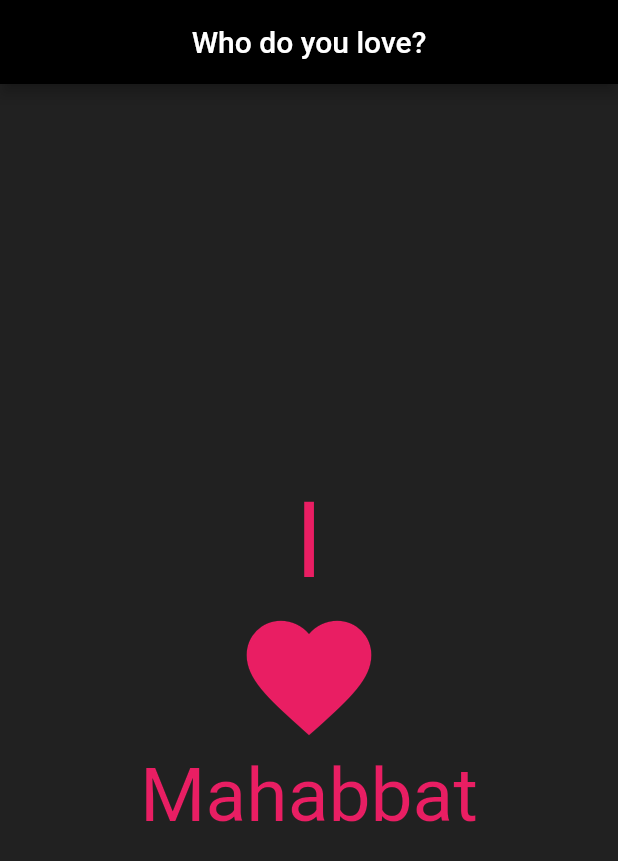
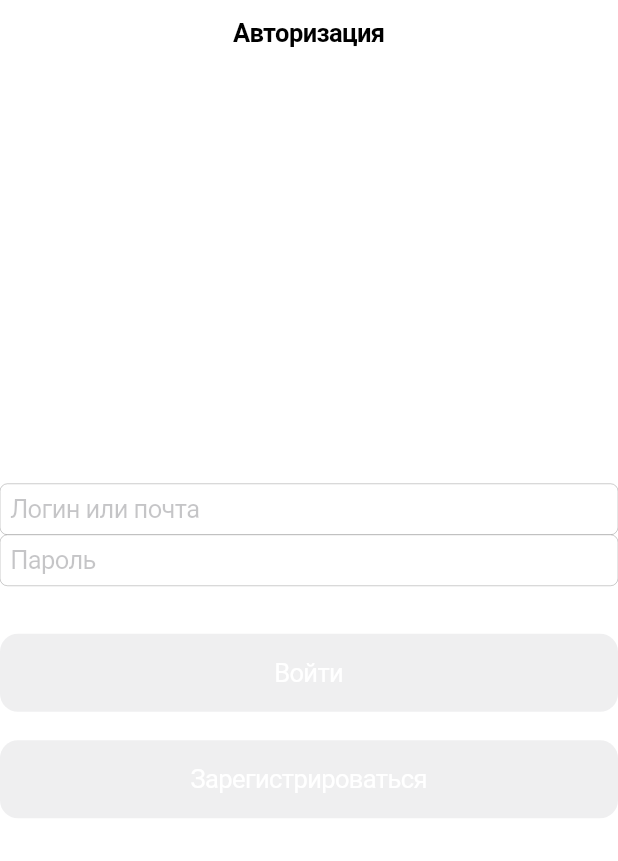
Before and after one commit to Yersyn-K/hello_flutter, a Flutter app: the screen it shows after launch, on a phone screen of 412 x 824 dp. Shown: the top 861 px of the screen. Run offline on Flutter 3.47's test engine with Material 2 defaults, Android fonts, the phone set to English and light mode, and no system bars.

Commit message:
commit on dev

```diff
--- a/lib/main.dart
+++ b/lib/main.dart
@@ -1,45 +1,15 @@
-import 'package:flutter/material.dart';
+import 'package:flutter/cupertino.dart';
+import 'package:hello_flutter/src/screens/auth/auth_screen.dart';
 
-void main() => runApp(_MyApp());
+void main() {
+  runApp(MyApp());
+}
 
-class _MyApp extends StatelessWidget {
-  get backgroundColor => null;
-
+class MyApp extends StatelessWidget {
   @override
   Widget build(BuildContext context) {
-    var heart;
-    return MaterialApp(
-      home: Scaffold(
-        backgroundColor: (Colors.grey.shade900),
-        appBar: AppBar(
-          backgroundColor: Colors.black,
-          title: const Text('Who do you love?'),
-          centerTitle: true,
-        ),
-        body: Align(
-          alignment: Alignment.center,
-          child: Column(
-            mainAxisAlignment: MainAxisAlignment.center,
-            children: const <Widget>[
-              Text(
-                'I',
-                textAlign: TextAlign.center,
-                style: TextStyle(color: Colors.pink, fontSize: 70),
-              ),
-              Icon(
-                Icons.favorite,
-                color: Colors.pink,
-                size: 100.0,
-              ),
-              Text(
-                'Mahabbat',
-                textAlign: TextAlign.center,
-                style: TextStyle(color: Colors.pink, fontSize: 50),
-              ),
-            ],
-          ),
-        ),
-      ),
+    return CupertinoApp(
+      home: AuthScreen(),
     );
   }
 }
--- /dev/null
+++ b/lib/src/screens/auth/auth_screen.dart
@@ -0,0 +1,42 @@
+import 'package:flutter/cupertino.dart';
+
+class AuthScreen extends StatelessWidget {
+  const AuthScreen({Key? key}) : super(key: key);
+
+  @override
+  Widget build(BuildContext context) {
+    return CupertinoPageScaffold(
+      navigationBar: const CupertinoNavigationBar(
+        middle: Text('Авторизация'),
+      ),
+      child: SafeArea(
+        child: Column(
+          mainAxisAlignment: MainAxisAlignment.center,
+          crossAxisAlignment: CrossAxisAlignment.stretch,
+          children: const [
+            CupertinoTextField(
+              placeholder: 'Логин или почта',
+            ),
+            CupertinoTextField(
+              placeholder: 'Пароль',
+            ),
+            SizedBox(
+              height: 32,
+            ),
+            CupertinoButton.filled(
+              child: Text('Войти'),
+              onPressed: null,
+            ),
+            SizedBox(
+              height: 19,
+            ),
+            CupertinoButton.filled(
+              child: Text('Зарегистрироваться'),
+              onPressed: null,
+            ),
+          ],
+        ),
+      ),
+    );
+  }
+}
```
